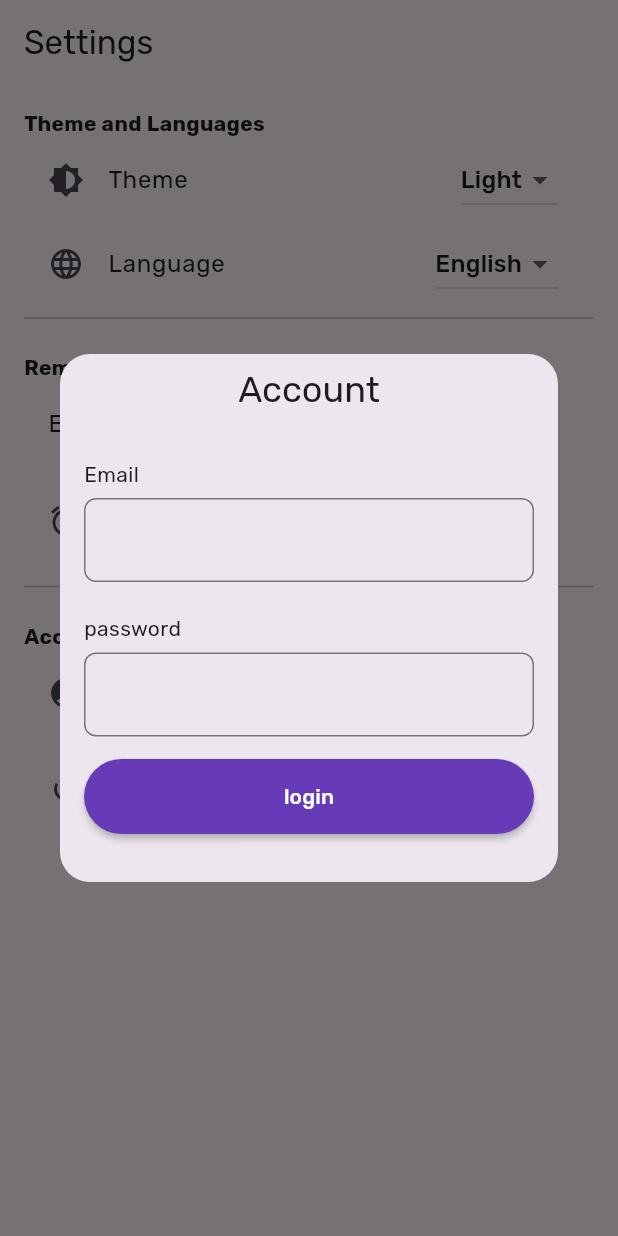
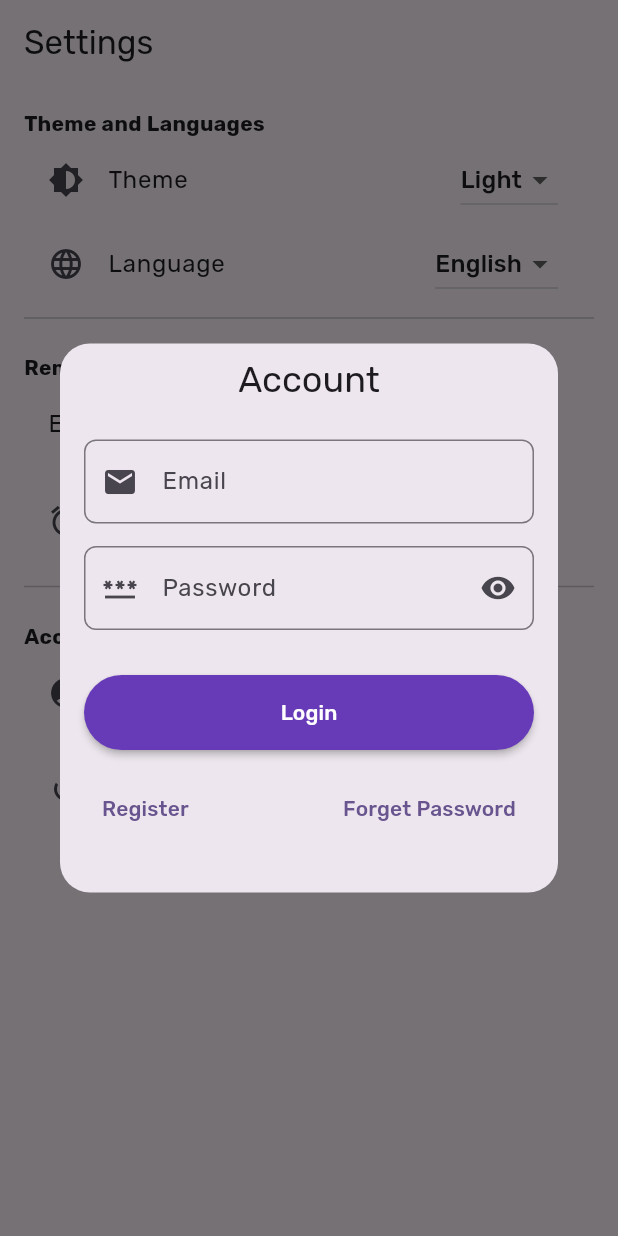
Before and after one commit to abdulrasol/dot_to_do_list, a Flutter app: the screen it shows after launch, after a tap on "Manage Account", on a phone screen of 412 x 824 dp. Run offline on Flutter 3.47's test engine with Material 3 defaults, Android fonts, the phone set to English and light mode, and no system bars; our stand-ins replace appwrite, get, google_fonts, rounded_loading_button_plus.

Commit message:
login process

```diff
--- a/lib/controllers/data_controller.dart
+++ b/lib/controllers/data_controller.dart
@@ -12,9 +12,9 @@ class DataController extends GetxController {
   // auth
   Future<bool> login({required String email, required String password}) async {
     try {
-      session.value = await user.value
+      var s = await user.value
           .createEmailPasswordSession(email: email, password: password);
-      print(session);
+      print(s.current);
     } catch (e) {
       print(e);
     }
@@ -28,8 +28,8 @@ class DataController extends GetxController {
         .setProject('66d40908001cfa0aae91')
         .setSelfSigned(status: true);
     user = Rx<Account>(Account(client));
-
-    //print(user.value.getSession(sessionId: sessionId));
+//session = Account(client)
+    //print(user.value.);
     //print(session);
     super.onInit();
   }
--- a/lib/controllers/ui_controller.dart
+++ b/lib/controllers/ui_controller.dart
@@ -8,9 +8,14 @@ class UiController extends GetxController {
   var dateFormat = DateFormat.yMd('ar');
   var timeFormat = DateFormat('Hms', 'ar');
 
+  // add/edit todo widget
   // add to do list widgets vars
   // add to do due date var
   var dueDate = DateTime.now().obs;
   var reminderTime = TimeOfDay.now().obs;
   var hasReminder = false.obs;
+
+  // login widget
+  var passwordVisiblty = false.obs;
+  var haveAccount = true.obs;
 }
--- a/lib/main.dart
+++ b/lib/main.dart
@@ -1,4 +1,3 @@
-import 'package:dot_to_do_list/ui/home.dart';
 import 'package:dot_to_do_list/ui/settings.dart';
 import 'package:flutter/material.dart';
 import 'package:get/get.dart';
@@ -8,7 +7,6 @@ import 'package:intl/date_symbol_data_local.dart';
 void main() {
   // For
   initializeDateFormatting();
-
   runApp(const App());
 }
 
--- a/lib/ui/home.dart
+++ b/lib/ui/home.dart
@@ -1,5 +1,4 @@
 import 'package:dot_to_do_list/controllers/ui_controller.dart';
-import 'package:dot_to_do_list/models/task_model.dart';
 import 'package:dot_to_do_list/ui/settings.dart';
 import 'package:dot_to_do_list/ui/widgets/add_task_widget.dart';
 import 'package:dot_to_do_list/ui/widgets/task_widget.dart';
--- a/lib/ui/settings.dart
+++ b/lib/ui/settings.dart
@@ -100,7 +100,7 @@ class Settings extends StatelessWidget {
             onTap: () async {
               await Get.defaultDialog(
                 title: 'Account',
-                content: LoginWidget(),
+                content: const LoginWidget(),
               );
             },
           ),
@@ -109,16 +109,25 @@ class Settings extends StatelessWidget {
             leading: const Icon(Icons.sync),
             title: const Text('Data Sync'),
             subtitle: const Text('Manage cloud sync settings'),
-            onTap: () async {},
+            onTap: () async {
+              // await dataController.login(
+              //     email: 'iraq.rsol@gmail.com', password: '11223344@');
+              //await dataController.user.value.deleteSessions();
+              var s = await dataController.user.value.get();
+              print(s.toMap());
+
+              // print(s.isBlank);
+              //print(await dataController.user.value.client.setSession('value'));
+              //print(await dataController.session.value);
+              // Handle data sync settings
+            },
           ),
           dataController.user.value.isBlank!
               ? ListTile(
                   leading: const Icon(Icons.sync),
                   title: const Text('Data Sync'),
                   subtitle: const Text('Manage cloud sync settings'),
-                  onTap: () {
-                    // Handle data sync settings
-                  },
+                  onTap: () {},
                 )
               : const SizedBox.shrink(),
         ],
--- a/lib/ui/widgets/login_widget.dart
+++ b/lib/ui/widgets/login_widget.dart
@@ -1,8 +1,8 @@
 import 'package:dot_to_do_list/controllers/data_controller.dart';
+import 'package:dot_to_do_list/controllers/ui_controller.dart';
 import 'package:flutter/material.dart';
 import 'package:get/get.dart';
 import 'package:rounded_loading_button_plus/rounded_loading_button.dart';
-
 import 'style.dart';
 
 class LoginWidget extends StatelessWidget {
@@ -11,10 +11,13 @@ class LoginWidget extends StatelessWidget {
   @override
   Widget build(BuildContext context) {
     DataController dataController = Get.find();
+    UiController uiController = Get.put(UiController());
     var btnController = RoundedLoadingButtonController();
     var email = TextEditingController();
     var password = TextEditingController();
+    var comfirmPassword = TextEditingController();
     GlobalKey<FormState> formKey = GlobalKey<FormState>();
+
     return Padding(
       padding: const EdgeInsets.all(8),
       child: AnimatedContainer(
@@ -24,13 +27,37 @@ class LoginWidget extends StatelessWidget {
           child: Column(
             crossAxisAlignment: CrossAxisAlignment.start,
             children: [
-              const Padding(
-                padding: EdgeInsets.symmetric(vertical: 6),
-                child: Text('Email'),
+              TextFormField(
+                decoration: inputTextDecoration.copyWith(
+                  prefixIcon: const Icon(Icons.email),
+                  label: const Text('Email'),
                 ),
-              TextFormField(
-                decoration: inputTextDecoration,
                 controller: email,
+                validator: (title) {
+                  if (title!.isEmpty) {
+                    return 'this record is required';
+                  }
+                  if (!GetUtils.isEmail(title)) {
+                    return 'invalid email fromat';
+                  }
+                  return null;
+                },
+              ),
+              const SizedBox(height: 15),
+              Obx(
+                () => TextFormField(
+                  decoration: inputTextDecoration.copyWith(
+                      label: const Text('Password'),
+                      prefixIcon: const Icon(Icons.password),
+                      suffixIcon: IconButton(
+                          onPressed: () {
+                            uiController.passwordVisiblty.toggle();
+                          },
+                          icon: Icon(uiController.passwordVisiblty.value
+                              ? Icons.visibility_off
+                              : Icons.visibility))),
+                  controller: password,
+                  obscureText: !uiController.passwordVisiblty.value,
                   validator: (title) {
                     if (title!.isEmpty) {
                       return 'this record is required';
@@ -38,20 +65,28 @@ class LoginWidget extends StatelessWidget {
                     return null;
                   },
                 ),
+              ),
               const SizedBox(height: 15),
-              const Padding(
-                padding: EdgeInsets.symmetric(vertical: 6),
-                child: Text('password'),
+              Obx(
+                () => uiController.haveAccount.value
+                    ? const SizedBox.shrink()
+                    : TextFormField(
+                        decoration: inputTextDecoration.copyWith(
+                          label: const Text('Comfirm Password'),
+                          prefixIcon: const Icon(Icons.password),
                         ),
-              TextFormField(
-                decoration: inputTextDecoration,
-                controller: password,
+                        controller: comfirmPassword,
+                        obscureText: !uiController.passwordVisiblty.value,
                         validator: (title) {
                           if (title!.isEmpty) {
                             return 'this record is required';
                           }
+                          if (comfirmPassword.text != password.text) {
+                            return 'Password doesn\'t match';
+                          }
                           return null;
                         },
+                      ),
               ),
               const SizedBox(height: 15),
               RoundedLoadingButton(
@@ -65,10 +100,34 @@ class LoginWidget extends StatelessWidget {
                     btnController.stop();
                   }
                 },
-                  child: const Text(
-                    'login',
-                    style: TextStyle(color: Colors.white),
-                  ))
+                child: Obx(
+                  () => Text(
+                    uiController.haveAccount.value ? 'Login' : 'Register',
+                    style: const TextStyle(color: Colors.white),
+                  ),
+                ),
+              ),
+              const SizedBox(height: 15),
+              Row(
+                mainAxisAlignment: MainAxisAlignment.spaceBetween,
+                children: [
+                  TextButton(
+                    onPressed: () {
+                      uiController.haveAccount.toggle();
+                    },
+                    child: Obx(() => Text(
+                        uiController.haveAccount.value ? 'Register' : 'Login')),
+                  ),
+                  Obx(
+                    () => !uiController.haveAccount.value
+                        ? const SizedBox.shrink()
+                        : TextButton(
+                            onPressed: () {},
+                            child: const Text('Forget Password'),
+                          ),
+                  )
+                ],
+              )
             ],
           ),
         ),
```
Lines whose indentation alone changed are shown as unchanged.
